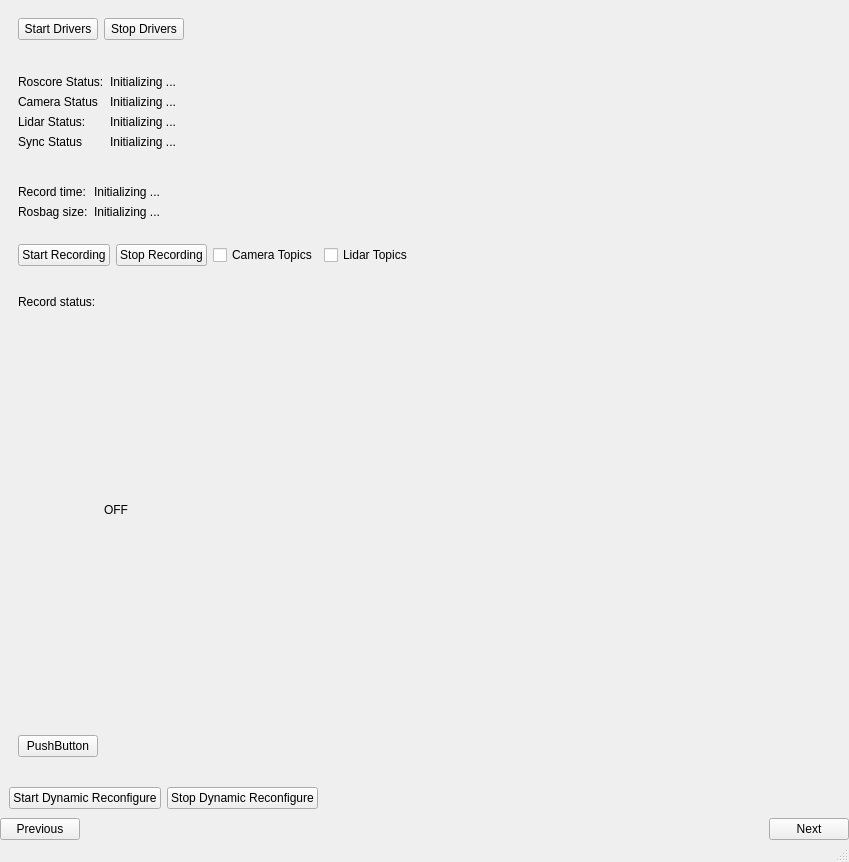
Old version of the form mainwindow.ui in the repository alimuratov/hh_desktop.
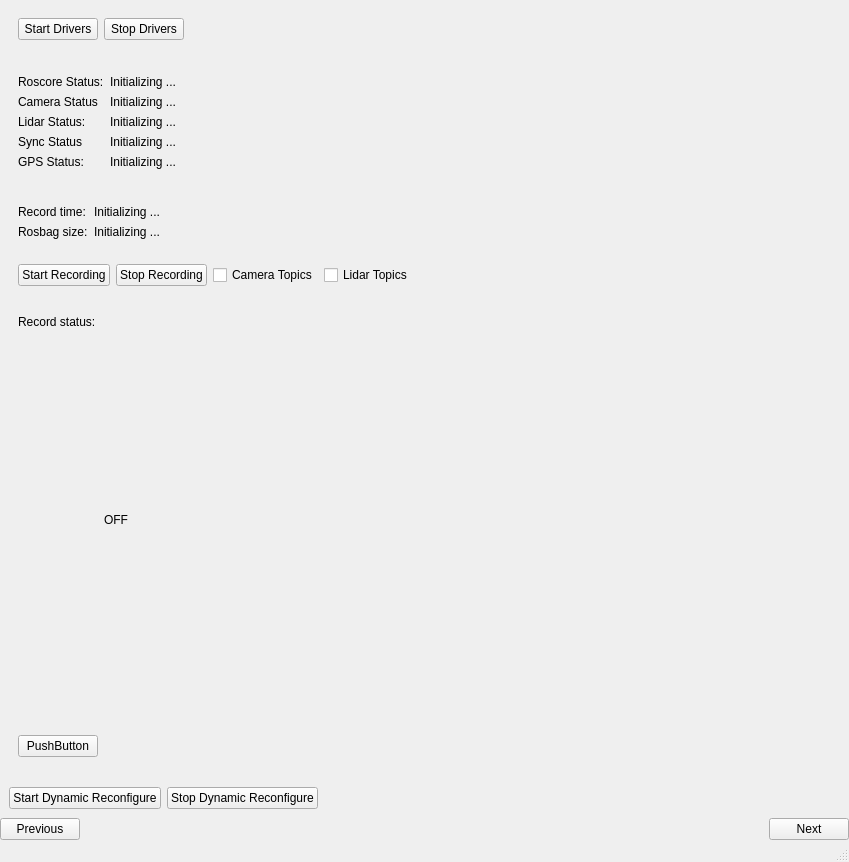
New version of the form. The open tabs and pages were chosen to show the change.

Commit message: added gps status in ui

```diff
--- a/mainwindow.ui
+++ b/mainwindow.ui
@@ -170,6 +170,20 @@
             </property>
            </widget>
           </item>
+          <item row="4" column="0">
+           <widget class="QLabel" name="label_10">
+            <property name="text">
+             <string>GPS Status:</string>
+            </property>
+           </widget>
+          </item>
+          <item row="4" column="1">
+           <widget class="QLabel" name="gpsStatus">
+            <property name="text">
+             <string>Initializing ...</string>
+            </property>
+           </widget>
+          </item>
          </layout>
         </item>
         <item>
```
The commit also changes 1 other file.
